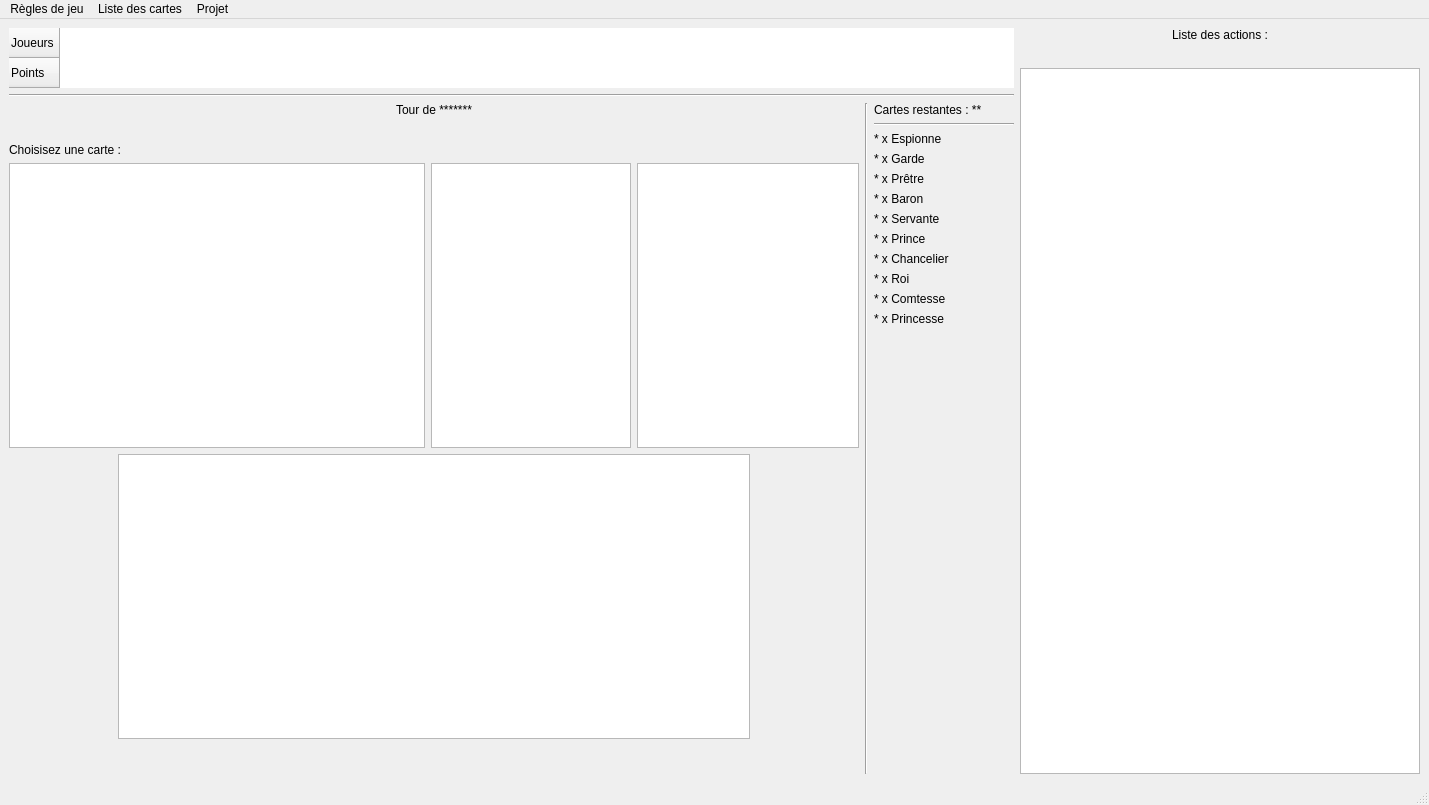
erreur130/LoveLetter, file FichiersQT/mainwindow.ui: the form before one commit.
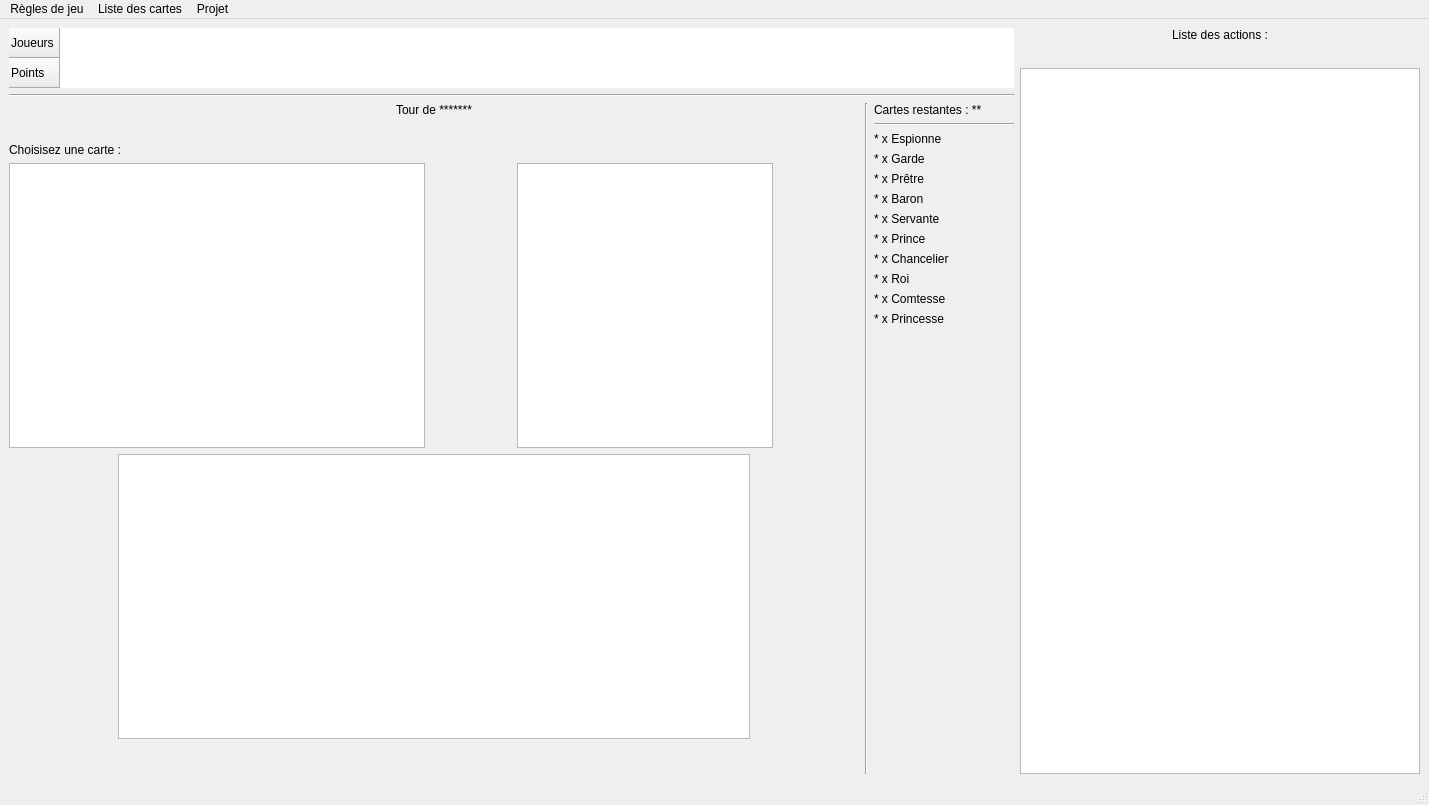
The form after the commit.

Commit message: refactor : corrections de divers bug et changement de la liste du choix des cartes via le garde en QGridLayout

Patch:
```diff
--- a/FichiersQT/mainwindow.ui
+++ b/FichiersQT/mainwindow.ui
@@ -171,54 +171,12 @@
               </property>
              </widget>
             </item>
-            <item alignment="Qt::AlignmentFlag::AlignHCenter">
-             <widget class="QListWidget" name="listeCarteChoixGarde">
-              <property name="sizePolicy">
-               <sizepolicy hsizetype="Preferred" vsizetype="Fixed">
-                <horstretch>0</horstretch>
-                <verstretch>0</verstretch>
-               </sizepolicy>
+            <item>
+             <layout class="QGridLayout" name="listeCarteChoixGarde">
+              <property name="sizeConstraint">
+               <enum>QLayout::SizeConstraint::SetDefaultConstraint</enum>
               </property>
-              <property name="minimumSize">
-               <size>
-                <width>200</width>
-                <height>285</height>
-               </size>
-              </property>
-              <property name="maximumSize">
-               <size>
-                <width>200</width>
-                <height>285</height>
-               </size>
-              </property>
-              <property name="verticalScrollBarPolicy">
-               <enum>Qt::ScrollBarPolicy::ScrollBarAlwaysOff</enum>
-              </property>
-              <property name="horizontalScrollBarPolicy">
-               <enum>Qt::ScrollBarPolicy::ScrollBarAsNeeded</enum>
-              </property>
-              <property name="dragDropMode">
-               <enum>QAbstractItemView::DragDropMode::NoDragDrop</enum>
-              </property>
-              <property name="iconSize">
-               <size>
-                <width>200</width>
-                <height>300</height>
-               </size>
-              </property>
-              <property name="movement">
-               <enum>QListView::Movement::Static</enum>
-              </property>
-              <property name="isWrapping" stdset="0">
-               <bool>false</bool>
-              </property>
-              <property name="viewMode">
-               <enum>QListView::ViewMode::IconMode</enum>
-              </property>
-              <property name="itemAlignment">
-               <set>Qt::AlignmentFlag::AlignCenter</set>
-              </property>
-             </widget>
+             </layout>
             </item>
             <item alignment="Qt::AlignmentFlag::AlignHCenter">
              <widget class="QListWidget" name="listeJoueursCible"/>
```
The commit also changes 8 other files.
